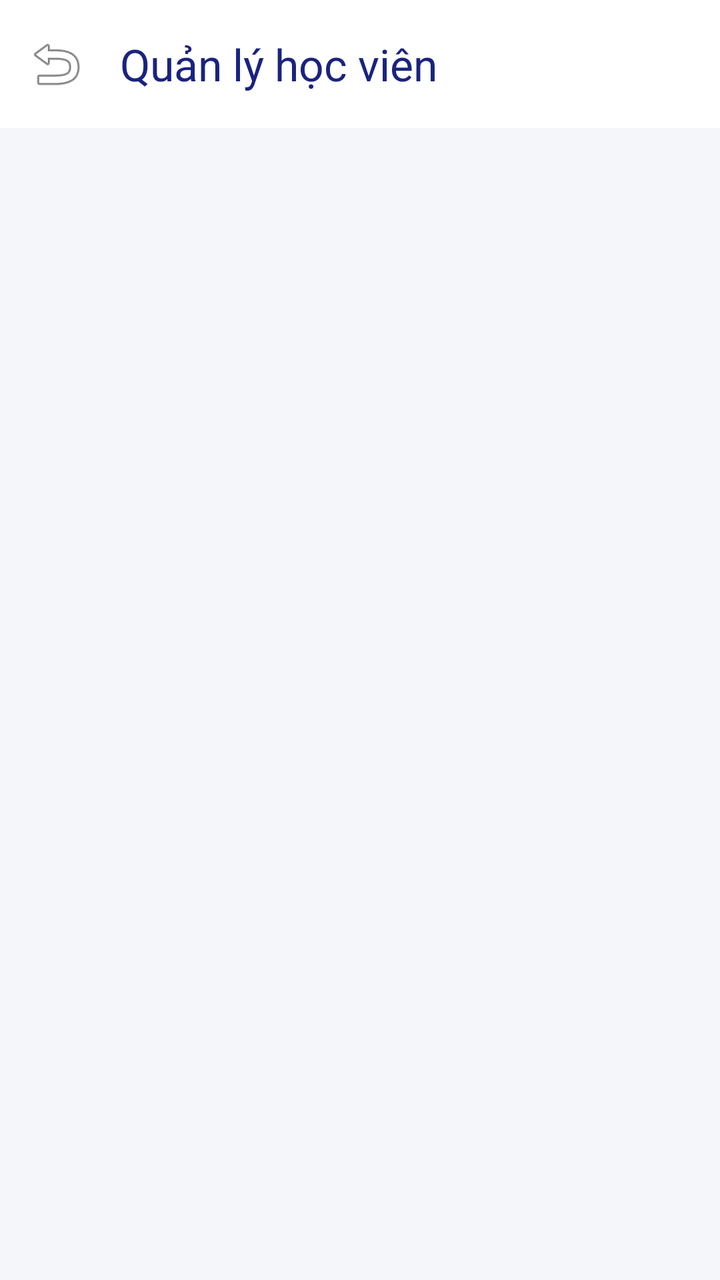
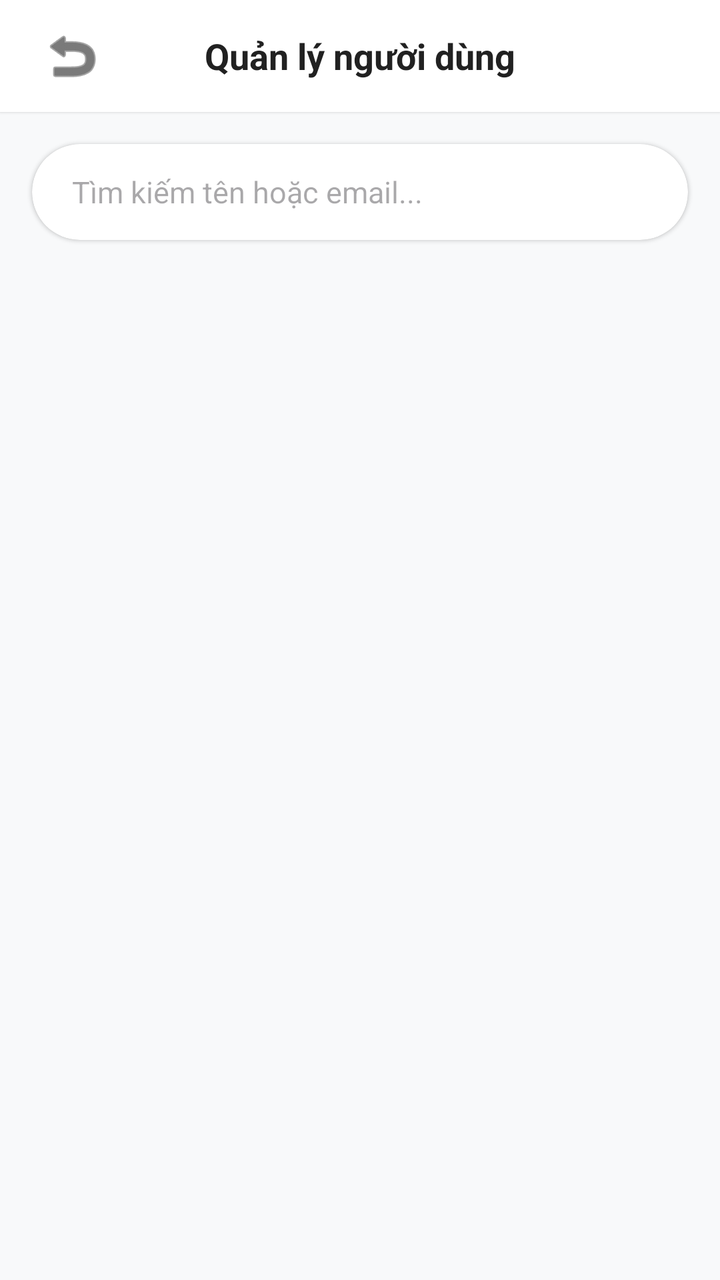

Before-and-after screenshots of an Android layout around one commit, followed by the original layout XML and the change that was made.
<!-- AndroidManifest.xml: application theme Theme.FlashcardApp -->
<!-- res/layout/activity_admin_users.xml -->
<?xml version="1.0" encoding="utf-8"?>
<LinearLayout
    xmlns:android="http://schemas.android.com/apk/res/android"
    xmlns:app="http://schemas.android.com/apk/res-auto"
    android:layout_width="match_parent"
    android:layout_height="match_parent"
    android:orientation="vertical"
    android:background="#F4F6FA">

    <com.google.android.material.appbar.MaterialToolbar
        android:id="@+id/toolbarAdminUsers"
        android:layout_width="match_parent"
        android:layout_height="?attr/actionBarSize"
        android:background="#FFFFFF"
        app:title="Quản lý học viên"
        app:titleTextColor="#1A237E"
        app:navigationIcon="@android:drawable/ic_menu_revert"
        app:elevation="2dp"/>

    <androidx.recyclerview.widget.RecyclerView
        android:id="@+id/rvAdminUsersList"
        android:layout_width="match_parent"
        android:layout_height="match_parent"
        android:padding="16dp"
        android:clipToPadding="false"
        android:scrollbars="vertical"/>

</LinearLayout>
<!-- resources referenced by this layout -->
<resources>
  <style name="Theme.FlashcardApp" parent="Base.Theme.FlashcardApp" />
  <style name="Base.Theme.FlashcardApp" parent="Theme.Material3.DayNight.NoActionBar">
          
          
      </style>
</resources>

<!-- the commit's change to res/layout/activity_admin_users.xml (unified diff, before → after) -->
@@ -5,24 +5,65 @@
     android:layout_width="match_parent"
     android:layout_height="match_parent"
     android:orientation="vertical"
-    android:background="#F4F6FA">
+    android:background="#F8F9FA"
+    android:fitsSystemWindows="true">
 
-    <com.google.android.material.appbar.MaterialToolbar
-        android:id="@+id/toolbarAdminUsers"
+    <RelativeLayout
         android:layout_width="match_parent"
-        android:layout_height="?attr/actionBarSize"
+        android:layout_height="56dp"
         android:background="#FFFFFF"
-        app:title="Quản lý học viên"
-        app:titleTextColor="#1A237E"
-        app:navigationIcon="@android:drawable/ic_menu_revert"
-        app:elevation="2dp"/>
+        android:elevation="1dp"
+        android:paddingHorizontal="16dp">
+
+        <ImageButton
+            android:id="@+id/btnBackFromUsers"
+            android:layout_width="40dp"
+            android:layout_height="40dp"
+            android:layout_centerVertical="true"
+            android:background="?attr/selectableItemBackgroundBorderless"
+            android:src="@android:drawable/ic_menu_revert"
+            app:tint="#212121"
+            android:contentDescription="Quay lại" />
+
+        <TextView
+            android:layout_width="wrap_content"
+            android:layout_height="wrap_content"
+            android:layout_centerInParent="true"
+            android:text="Quản lý người dùng"
+            android:textColor="#212121"
+            android:textSize="18sp"
+            android:textStyle="bold"/>
+    </RelativeLayout>
+
+    <com.google.android.material.card.MaterialCardView
+        android:layout_width="match_parent"
+        android:layout_height="48dp"
+        android:layout_marginHorizontal="16dp"
+        android:layout_marginTop="16dp"
+        android:layout_marginBottom="8dp"
+        app:cardCornerRadius="24dp"
+        app:cardElevation="1dp"
+        app:strokeWidth="0dp"
+        app:cardBackgroundColor="#FFFFFF">
+
+        <EditText
+            android:id="@+id/edtSearchUser"
+            android:layout_width="match_parent"
+            android:layout_height="match_parent"
+            android:background="@null"
+            android:hint="Tìm kiếm tên hoặc email..."
+            android:paddingHorizontal="20dp"
+            android:textSize="15sp"
+            android:textColor="#212121"
+            android:inputType="text"
+            android:maxLines="1"/>
+    </com.google.android.material.card.MaterialCardView>
 
     <androidx.recyclerview.widget.RecyclerView
         android:id="@+id/rvAdminUsersList"
         android:layout_width="match_parent"
         android:layout_height="match_parent"
-        android:padding="16dp"
         android:clipToPadding="false"
-        android:scrollbars="vertical"/>
+        android:paddingBottom="24dp"/>
 
 </LinearLayout>
